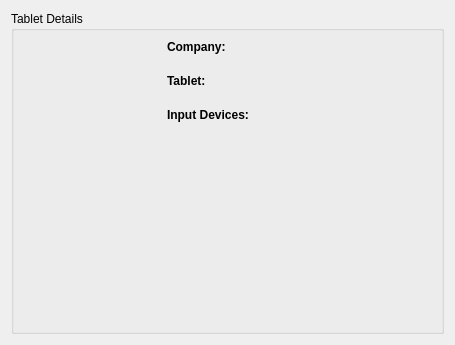
The window that src/kcmodule/generalwidget.ui (KDE/wacomtablet) describes before a commit, drawn with Qt 5.
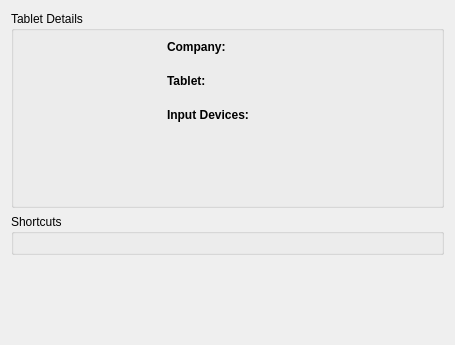
The same window after the commit.

Commit message: add a list of available global shortcuts to the kcmodule

Patch:
```diff
--- a/src/kcmodule/generalwidget.ui
+++ b/src/kcmodule/generalwidget.ui
@@ -148,6 +148,27 @@
      </layout>
     </widget>
    </item>
+   <item>
+    <widget class="QGroupBox" name="shortcutGroupBox">
+     <property name="title">
+      <string>Shortcuts</string>
+     </property>
+     <layout class="QVBoxLayout" name="verticalLayout"/>
+    </widget>
+   </item>
+   <item>
+    <spacer name="verticalSpacer">
+     <property name="orientation">
+      <enum>Qt::Vertical</enum>
+     </property>
+     <property name="sizeHint" stdset="0">
+      <size>
+       <width>20</width>
+       <height>40</height>
+      </size>
+     </property>
+    </spacer>
+   </item>
   </layout>
  </widget>
  <resources/>
```
The commit also changes 4 other files.
